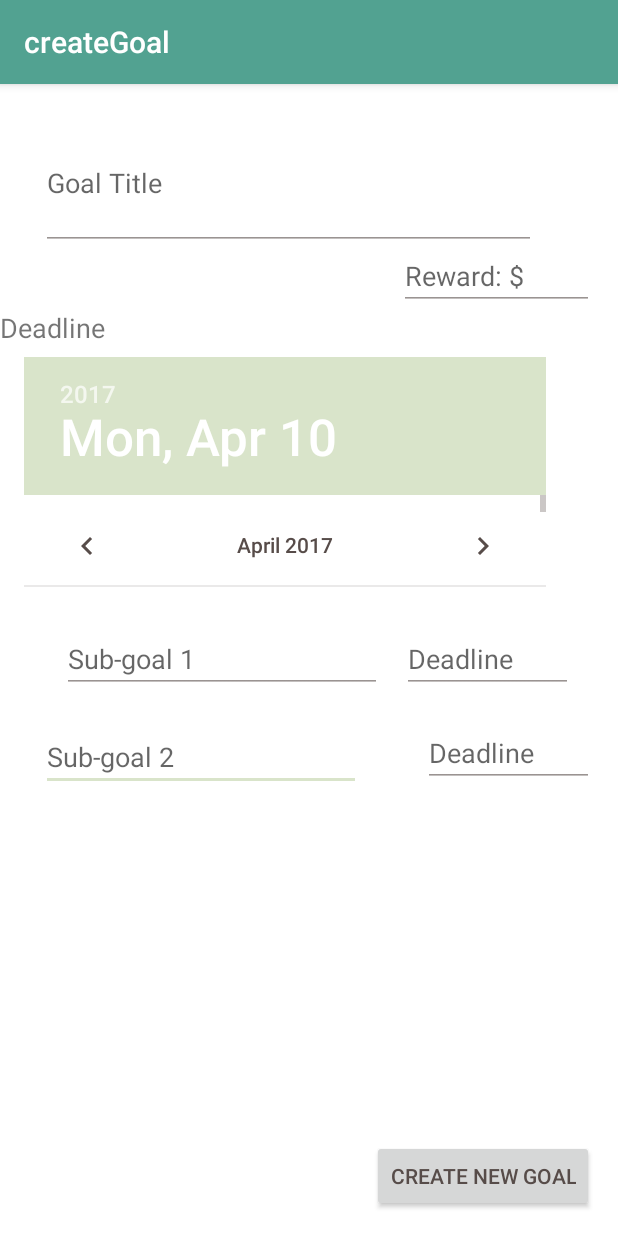
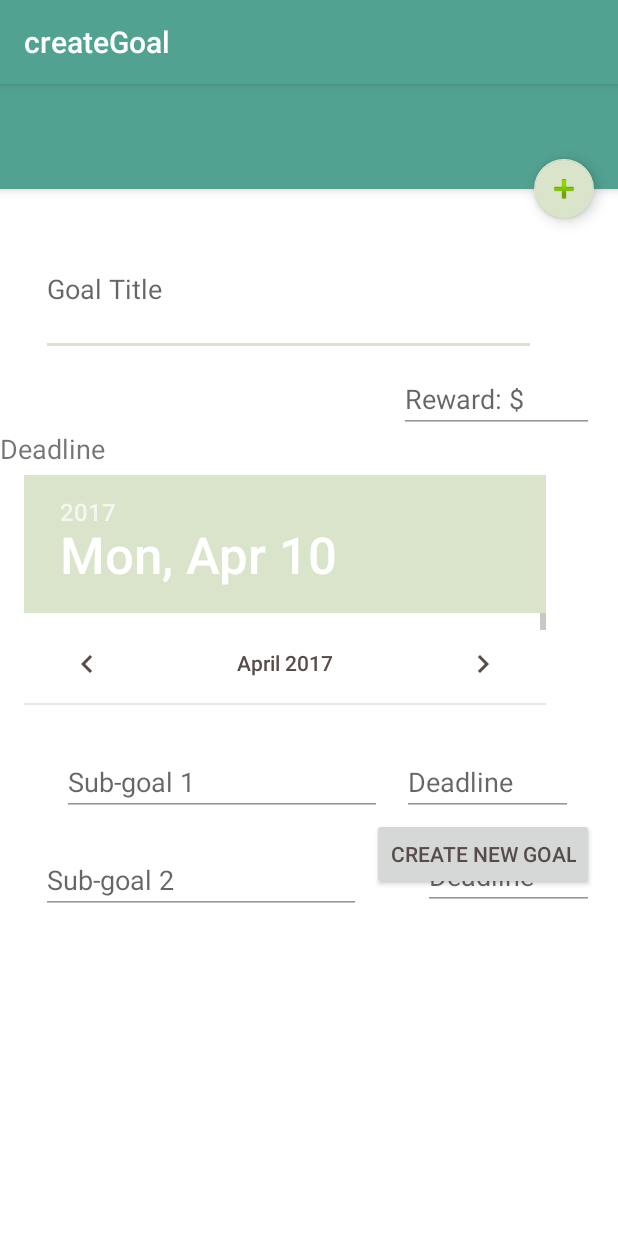
Before and after one commit to houssam7737/EMPath, an Android app: the createGoal screen opened directly, with no data from a screen before it, on a phone screen of 412 x 824 dp. Run offline under Robolectric (Android 15) with nearby library versions, the phone set to English and light mode, and no system bars.

Commit message:
Rearranged create goal page

```diff
--- a/app/src/main/res/layout/activity_create_goal.xml
+++ b/app/src/main/res/layout/activity_create_goal.xml
@@ -13,7 +13,7 @@
         <include layout="@layout/content_create_goal"
             android:id="@+id/include"
             tools:layout_editor_absoluteY="0dp"
-            tools:layout_editor_absoluteX="0dp" />
+            tools:layout_editor_absoluteX="62dp" />
 
         <android.support.design.widget.AppBarLayout
             android:layout_width="368dp"
--- a/app/src/main/res/layout/activity_main.xml
+++ b/app/src/main/res/layout/activity_main.xml
@@ -12,7 +12,6 @@
         style="@style/Widget.AppCompat.Button"
         android:layout_width="wrap_content"
         android:layout_height="wrap_content"
-        android:layout_marginBottom="0dp"
         android:layout_marginRight="16dp"
         android:layout_marginTop="16dp"
         android:onClick="onCreate"
@@ -20,7 +19,33 @@
         app:layout_constraintBottom_toBottomOf="parent"
         app:layout_constraintRight_toRightOf="parent"
         app:layout_constraintTop_toTopOf="parent"
-        app:layout_constraintVertical_bias="0.0" />
+        app:layout_constraintVertical_bias="0.0"
+        android:layout_marginEnd="16dp" />
+
+    <LinearLayout
+        android:layout_width="237dp"
+        android:layout_height="495dp"
+        android:orientation="horizontal"
+        app:layout_constraintBottom_toBottomOf="parent"
+        android:layout_marginBottom="8dp"
+        android:layout_marginLeft="8dp"
+        app:layout_constraintLeft_toLeftOf="parent"
+        android:layout_marginRight="8dp"
+        app:layout_constraintRight_toRightOf="parent"
+        android:layout_marginTop="0dp"
+        app:layout_constraintTop_toBottomOf="@+id/button">
+
+        <TableRow
+            android:layout_width="168dp"
+            android:layout_height="132dp" />
+
+        <TableRow
+            android:layout_width="match_parent"
+            android:layout_height="111dp" >
+
+        </TableRow>
+
+    </LinearLayout>
 
 
 </android.support.constraint.ConstraintLayout>
--- a/app/src/main/res/layout/content_create_goal.xml
+++ b/app/src/main/res/layout/content_create_goal.xml
@@ -1,7 +1,17 @@
 <?xml version="1.0" encoding="utf-8"?>
-<android.support.constraint.ConstraintLayout xmlns:android="http://schemas.android.com/apk/res/android"
+<android.support.design.widget.CoordinatorLayout xmlns:android="http://schemas.android.com/apk/res/android"
+    xmlns:tools="http://schemas.android.com/tools"
     xmlns:app="http://schemas.android.com/apk/res-auto"
-    xmlns:tools="http://schemas.android.com/tools"
+    android:layout_width="match_parent"
+    android:layout_height="match_parent">
+
+    <android.support.v4.widget.NestedScrollView
+        android:layout_width="match_parent"
+        android:layout_height="match_parent"
+        app:layout_behavior="android.support.design.widget.AppBarLayout$ScrollingViewBehavior"
+        android:id="@+id/nestedScrollView">
+
+        <android.support.constraint.ConstraintLayout
             android:layout_width="match_parent"
             android:layout_height="match_parent"
             app:layout_behavior="@string/appbar_scrolling_view_behavior"
@@ -9,35 +19,83 @@
             tools:showIn="@layout/activity_create_goal">
 
             <EditText
-        android:id="@+id/editText6"
+                android:id="@+id/editText"
+                android:layout_width="330dp"
+                android:layout_height="89dp"
+                android:layout_marginBottom="16dp"
+                android:layout_marginEnd="16dp"
+                android:layout_marginLeft="16dp"
+                android:layout_marginRight="16dp"
+                android:layout_marginStart="27dp"
+                android:layout_marginTop="8dp"
+                android:ems="10"
+                android:hint="Goal Title"
+                android:inputType="text"
+                app:layout_constraintBottom_toTopOf="@+id/editText5"
+                app:layout_constraintHorizontal_bias="0.0"
+                app:layout_constraintLeft_toLeftOf="parent"
+                app:layout_constraintRight_toRightOf="parent"
+                app:layout_constraintTop_toTopOf="parent"
+                app:layout_constraintVertical_bias="0.055" />
+
+            <EditText
+                android:id="@+id/editText12"
+                android:layout_width="130dp"
+                android:layout_height="40dp"
+                android:layout_marginEnd="16dp"
+                android:layout_marginLeft="16dp"
+                android:layout_marginRight="16dp"
+                android:layout_marginStart="16dp"
+                android:ems="10"
+                android:hint="Reward: $"
+                android:inputType="numberDecimal"
+                app:layout_constraintHorizontal_bias="1.0"
+                app:layout_constraintLeft_toLeftOf="parent"
+                app:layout_constraintRight_toRightOf="parent"
+                app:layout_constraintTop_toBottomOf="@+id/editText"
+                android:layout_marginTop="11dp" />
+
+            <TextView
+                android:id="@+id/textView2"
                 android:layout_width="wrap_content"
                 android:layout_height="wrap_content"
-        android:layout_marginLeft="31dp"
-        android:layout_marginTop="20dp"
-        android:ems="10"
-        android:hint="Sub-goal 2"
-        android:inputType="textMultiLine"
+                android:layout_marginBottom="8dp"
+                android:layout_marginTop="0dp"
+                android:text="Deadline"
+                android:textSize="18sp"
+                app:layout_constraintBottom_toTopOf="@+id/datePicker2"
+                app:layout_constraintTop_toBottomOf="@+id/editText12"
+                tools:layout_editor_absoluteX="16dp" />
+
+            <DatePicker
+                android:id="@+id/datePicker2"
+                android:layout_width="379dp"
+                android:layout_height="153dp"
+                android:layout_marginBottom="0dp"
+                android:layout_marginLeft="16dp"
+                android:layout_marginRight="16dp"
+                android:layout_marginTop="8dp"
+                app:layout_constraintBottom_toTopOf="@+id/editText5"
+                app:layout_constraintHorizontal_bias="0.0"
                 app:layout_constraintLeft_toLeftOf="parent"
-        app:layout_constraintTop_toBottomOf="@+id/editText5"
-        android:layout_marginStart="27dp"
-        android:layout_marginEnd="16dp" />
+                app:layout_constraintRight_toRightOf="parent"
+                app:layout_constraintTop_toBottomOf="@+id/editText"
+                app:layout_constraintVertical_bias="0.71000004" />
 
             <EditText
-        android:id="@+id/editText7"
-        android:layout_width="114dp"
-        android:layout_height="45dp"
-        android:layout_marginRight="16dp"
-        android:layout_marginTop="17dp"
+                android:id="@+id/editText5"
+                android:layout_width="wrap_content"
+                android:layout_height="wrap_content"
+                android:layout_marginLeft="27dp"
+                android:layout_marginStart="27dp"
+                android:layout_marginTop="210dp"
                 android:ems="10"
-        android:hint="Deadline"
-        android:inputType="date"
-        app:layout_constraintRight_toRightOf="parent"
-        app:layout_constraintTop_toBottomOf="@+id/editText4"
-        app:layout_constraintLeft_toRightOf="@+id/editText6"
-        app:layout_constraintBottom_toBottomOf="@+id/editText6"
-        android:layout_marginEnd="16dp"
-        app:layout_constraintHorizontal_bias="1.0"
-        app:layout_constraintVertical_bias="0.0" />
+                android:hint="Sub-goal 1"
+                android:inputType="textMultiLine"
+                app:layout_constraintHorizontal_bias="0.0"
+                app:layout_constraintLeft_toLeftOf="parent"
+                app:layout_constraintRight_toLeftOf="@+id/editText4"
+                app:layout_constraintTop_toBottomOf="@+id/editText12" />
 
             <EditText
                 android:id="@+id/editText4"
@@ -55,35 +113,35 @@
                 app:layout_constraintVertical_bias="0.0" />
 
             <EditText
-        android:id="@+id/editText5"
+                android:id="@+id/editText6"
                 android:layout_width="wrap_content"
                 android:layout_height="wrap_content"
-        android:layout_marginLeft="27dp"
+                android:layout_marginEnd="16dp"
+                android:layout_marginLeft="31dp"
+                android:layout_marginStart="27dp"
+                android:layout_marginTop="20dp"
                 android:ems="10"
-        android:hint="Sub-goal 1"
+                android:hint="Sub-goal 2"
                 android:inputType="textMultiLine"
-        app:layout_constraintHorizontal_bias="0.0"
                 app:layout_constraintLeft_toLeftOf="parent"
-        app:layout_constraintRight_toLeftOf="@+id/editText4"
-        app:layout_constraintTop_toBottomOf="@+id/editText12"
-        android:layout_marginTop="210dp"
-        android:layout_marginStart="27dp" />
+                app:layout_constraintTop_toBottomOf="@+id/editText5" />
 
             <EditText
-        android:id="@+id/editText12"
-        android:layout_width="130dp"
-        android:layout_height="40dp"
+                android:id="@+id/editText7"
+                android:layout_width="114dp"
+                android:layout_height="45dp"
                 android:layout_marginEnd="16dp"
-        android:layout_marginLeft="16dp"
                 android:layout_marginRight="16dp"
-        android:layout_marginStart="16dp"
+                android:layout_marginTop="17dp"
                 android:ems="10"
-        android:hint="Reward: $"
-        android:inputType="numberDecimal"
+                android:hint="Deadline"
+                android:inputType="date"
+                app:layout_constraintBottom_toBottomOf="@+id/editText6"
                 app:layout_constraintHorizontal_bias="1.0"
-        app:layout_constraintLeft_toLeftOf="parent"
+                app:layout_constraintLeft_toRightOf="@+id/editText6"
                 app:layout_constraintRight_toRightOf="parent"
-        app:layout_constraintTop_toBottomOf="@+id/editText" />
+                app:layout_constraintTop_toBottomOf="@+id/editText4"
+                app:layout_constraintVertical_bias="0.0" />
 
             <Button
                 android:id="@+id/button2"
@@ -96,51 +154,39 @@
                 android:layout_marginBottom="16dp"
                 android:layout_marginEnd="16dp" />
 
-    <EditText
-        android:id="@+id/editText"
-        android:layout_width="330dp"
-        android:layout_height="89dp"
-        android:layout_marginBottom="16dp"
-        android:layout_marginLeft="16dp"
-        android:layout_marginRight="16dp"
-        android:layout_marginTop="8dp"
-        android:ems="10"
-        android:hint="Goal Title"
-        android:inputType="text"
-        app:layout_constraintBottom_toTopOf="@+id/editText5"
-        app:layout_constraintHorizontal_bias="0.0"
-        app:layout_constraintLeft_toLeftOf="parent"
-        app:layout_constraintRight_toRightOf="parent"
-        app:layout_constraintTop_toTopOf="parent"
-        app:layout_constraintVertical_bias="0.055"
-        android:layout_marginStart="27dp"
-        android:layout_marginEnd="16dp" />
+        </android.support.constraint.ConstraintLayout>
+    </android.support.v4.widget.NestedScrollView>
 
-    <DatePicker
-        android:id="@+id/datePicker2"
-        android:layout_width="379dp"
-        android:layout_height="153dp"
-        android:layout_marginLeft="16dp"
-        android:layout_marginRight="16dp"
-        app:layout_constraintLeft_toLeftOf="parent"
-        app:layout_constraintRight_toRightOf="parent"
-        android:layout_marginTop="8dp"
-        app:layout_constraintTop_toBottomOf="@+id/editText"
-        android:layout_marginBottom="0dp"
-        app:layout_constraintBottom_toTopOf="@+id/editText5"
-        app:layout_constraintVertical_bias="0.71000004"
-        app:layout_constraintHorizontal_bias="0.0" />
+    <android.support.design.widget.AppBarLayout
+        android:id="@+id/appbar"
+        android:layout_width="match_parent"
+        android:layout_height="70dp">
 
-    <TextView
-        android:id="@+id/textView2"
+        <android.support.design.widget.CollapsingToolbarLayout
+            android:layout_width="match_parent"
+            android:layout_height="match_parent"
+            app:contentScrim="?attr/colorPrimary"
+            app:layout_scrollFlags="exitUntilCollapsed|enterAlwaysCollapsed"
+            app:toolbarId="@+id/toolbar">
+
+            <android.support.v7.widget.Toolbar
+                android:id="@+id/toolbar"
+                android:layout_width="match_parent"
+                android:layout_height="58dp"
+                android:theme="@style/Base.ThemeOverlay.AppCompat.Light"></android.support.v7.widget.Toolbar>
+        </android.support.design.widget.CollapsingToolbarLayout>
+    </android.support.design.widget.AppBarLayout>
+
+    <android.support.design.widget.FloatingActionButton
+        android:id="@+id/floatingActionButton"
         android:layout_width="wrap_content"
         android:layout_height="wrap_content"
-        android:text="Deadline"
-        android:textSize="18sp"
-        tools:layout_editor_absoluteX="16dp"
-        android:layout_marginTop="0dp"
-        app:layout_constraintTop_toBottomOf="@+id/editText12"
-        android:layout_marginBottom="8dp"
-        app:layout_constraintBottom_toTopOf="@+id/datePicker2" />
-
-</android.support.constraint.ConstraintLayout>
+        android:layout_gravity="center_vertical|center_horizontal"
+        android:layout_marginRight="16dp"
+        android:clickable="true"
+        android:src="@android:drawable/ic_input_add"
+        android:visibility="visible"
+        app:fabSize="mini"
+        app:layout_anchor="@+id/nestedScrollView"
+        app:layout_anchorGravity="top|right" />
+</android.support.design.widget.CoordinatorLayout>
```
Lines whose indentation alone changed are shown as unchanged.
